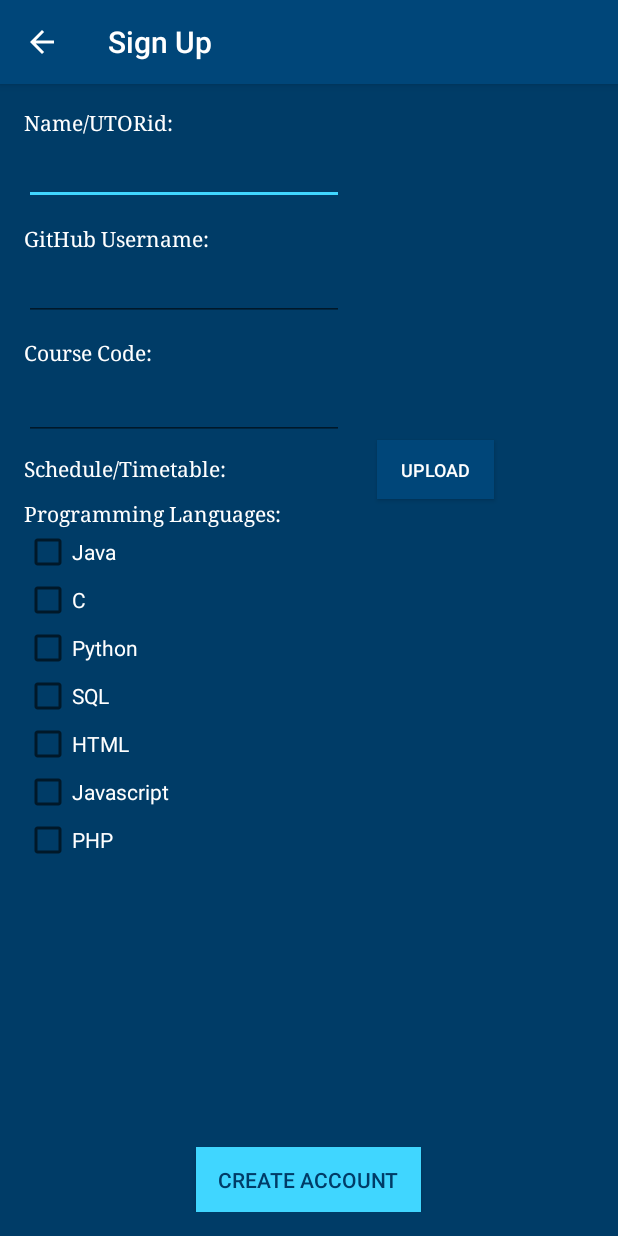
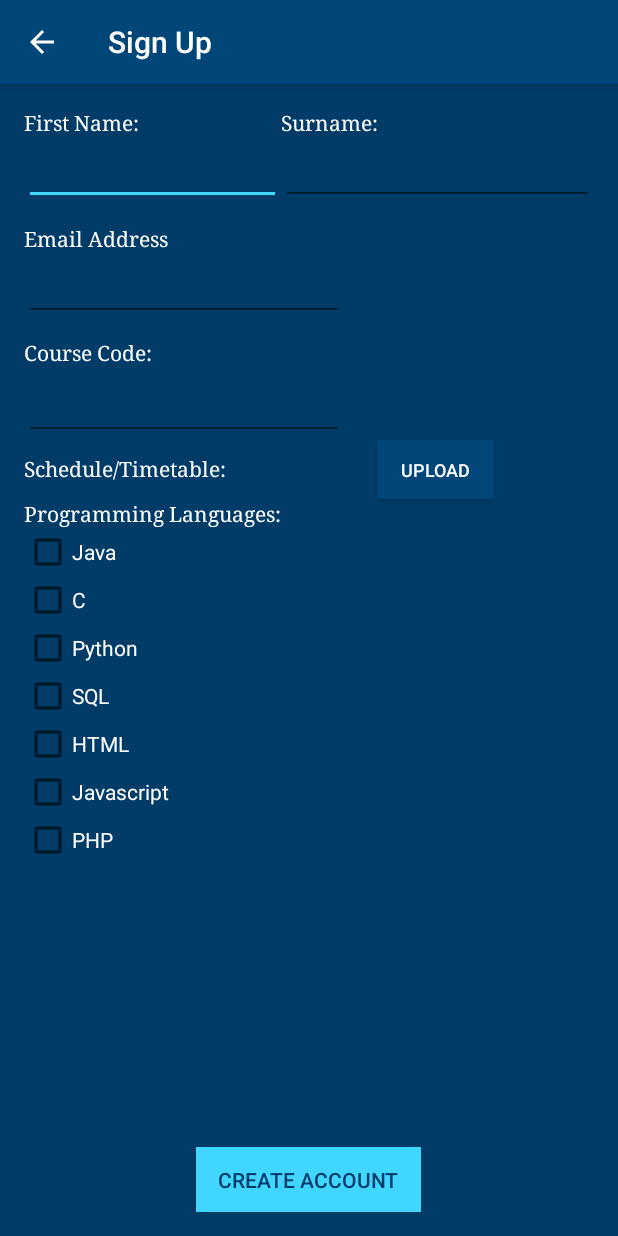
Before and after one commit to jonypx09/CampfireProject, an Android app: the SignUpActivity screen opened directly, with no data from a screen before it, on a phone screen of 412 x 824 dp. Run offline under Robolectric (Android 15) with nearby library versions, the phone set to English and light mode, and no system bars.

Commit message:
Added surname field in SignUp Activity

```diff
--- a/Campfire/app/src/main/res/layout/activity_sign_up.xml
+++ b/Campfire/app/src/main/res/layout/activity_sign_up.xml
@@ -10,6 +10,29 @@
     android:paddingTop="@dimen/activity_vertical_margin"
     tools:context="com.example.jonat.campfire.SignUpActivity"
     android:background="@color/colorPrimaryDark">
+
+    <TextView
+        android:text="First Name:"
+        android:layout_width="wrap_content"
+        android:layout_height="wrap_content"
+        android:id="@+id/textView5"
+        android:fontFamily="serif"
+        android:textColor="@android:color/white"
+        android:layout_alignParentTop="true"
+        android:layout_alignParentLeft="true"
+        android:layout_alignParentStart="true" />
+
+    <EditText
+        android:layout_width="wrap_content"
+        android:layout_height="wrap_content"
+        android:inputType="textPersonName"
+        android:ems="10"
+        android:id="@+id/editText"
+        android:layout_below="@+id/textView16"
+        android:layout_alignParentLeft="true"
+        android:layout_alignParentStart="true"
+        android:layout_alignRight="@+id/textView18"
+        android:layout_alignEnd="@+id/textView18" />
 
     <Button
         android:text="Create Account"
@@ -25,7 +48,7 @@
         android:minHeight="43dp" />
 
     <TextView
-        android:text="GitHub Username:"
+        android:text="Email Address"
         android:layout_width="wrap_content"
         android:layout_height="wrap_content"
         android:id="@+id/textView15"
@@ -35,16 +58,6 @@
         android:layout_alignParentLeft="true"
         android:layout_alignParentStart="true"
         android:layout_marginTop="58dp" />
-
-    <EditText
-        android:layout_width="wrap_content"
-        android:layout_height="wrap_content"
-        android:inputType="textPersonName"
-        android:ems="10"
-        android:id="@+id/editText9"
-        android:layout_below="@+id/textView16"
-        android:layout_alignParentLeft="true"
-        android:layout_alignParentStart="true" />
 
     <EditText
         android:layout_width="wrap_content"
@@ -78,17 +91,6 @@
         android:layout_alignParentLeft="true"
         android:layout_alignParentStart="true"
         android:layout_marginTop="11dp" />
-
-    <TextView
-        android:text="Name/UTORid:"
-        android:layout_width="wrap_content"
-        android:layout_height="wrap_content"
-        android:id="@+id/textView16"
-        android:fontFamily="serif"
-        android:textColor="@android:color/white"
-        android:layout_alignParentTop="true"
-        android:layout_alignParentLeft="true"
-        android:layout_alignParentStart="true" />
 
     <Button
         android:text="Upload"
@@ -192,4 +194,28 @@
                 android:textColor="@android:color/white" />
         </LinearLayout>
     </ScrollView>
+
+    <EditText
+        android:layout_width="wrap_content"
+        android:layout_height="wrap_content"
+        android:inputType="textPersonName"
+        android:ems="10"
+        android:id="@+id/editText9"
+        android:layout_alignBaseline="@+id/editText"
+        android:layout_alignBottom="@+id/editText"
+        android:layout_alignParentRight="true"
+        android:layout_alignParentEnd="true"
+        android:layout_toEndOf="@+id/editText"
+        android:layout_toRightOf="@+id/editText" />
+
+    <TextView
+        android:text="Surname:"
+        android:layout_width="wrap_content"
+        android:layout_height="wrap_content"
+        android:id="@+id/textView16"
+        android:fontFamily="serif"
+        android:textColor="@android:color/white"
+        android:layout_alignParentTop="true"
+        android:layout_toRightOf="@+id/editText"
+        android:layout_toEndOf="@+id/editText" />
 </RelativeLayout>
```
